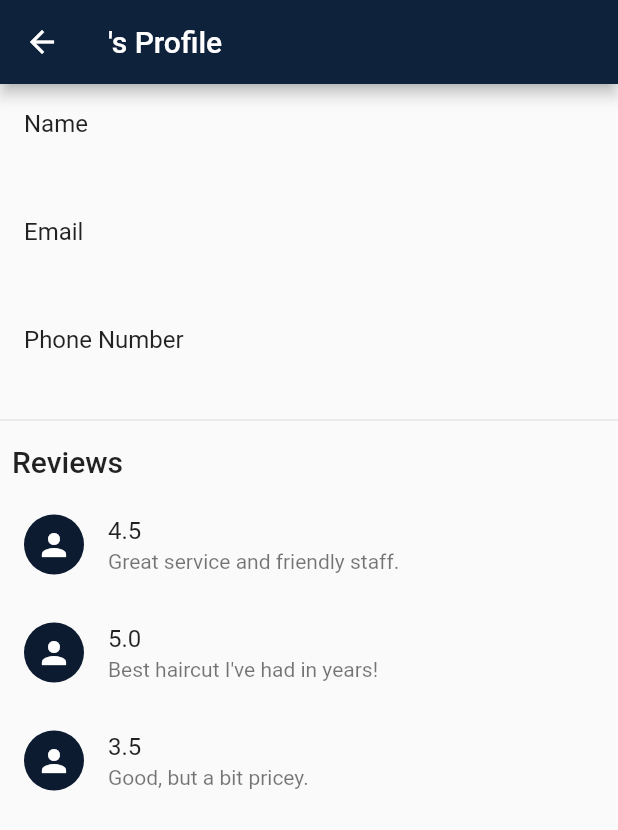
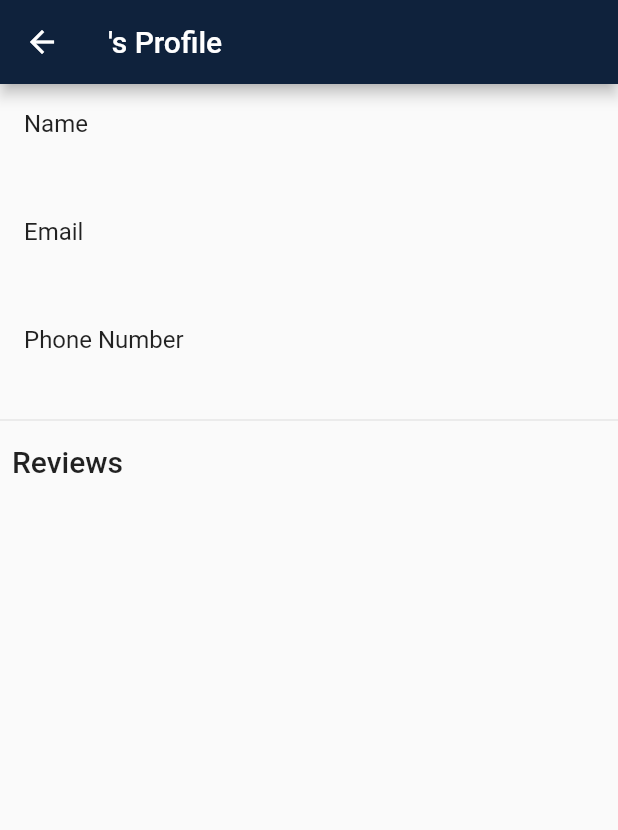
Before and after one commit to CurlyHairsBarbershop/Barbershop_Mobile, a Flutter app: the BarberProfilePage screen opened directly with empty values, on a phone screen of 412 x 824 dp. Shown: the top 830 px of the screen. Run offline on Flutter 3.47's test engine with Material 2 defaults, Android fonts, the phone set to English and light mode, and no system bars; our stand-ins replace shared_preferences; accounts and stored records are empty.

Commit message:
Add view barber info

```diff
--- a/lib/pages/explore_pages/barber_profile_page.dart
+++ b/lib/pages/explore_pages/barber_profile_page.dart
@@ -1,12 +1,6 @@
 import 'package:flutter/material.dart';
 import 'package:curly_hairs/models/barber_model.dart';
-
-class Review {
-  final double rating;
-  final String text;
-
-  Review({required this.rating, required this.text});
-}
+import 'package:curly_hairs/models/review_model.dart';
 
 class BarberProfilePage extends StatefulWidget {
   final Barber barber;
@@ -18,12 +12,12 @@ class BarberProfilePage extends StatefulWidget {
 }
 
 class _BarberProfilePageState extends State<BarberProfilePage> {
-  final List<Review> reviews = [
-    Review(rating: 4.5, text: "Great service and friendly staff."),
-    Review(rating: 5.0, text: "Best haircut I've had in years!"),
-    Review(rating: 3.5, text: "Good, but a bit pricey."),
-    // Add more reviews as needed
-  ];
+  // final List<Review> reviews = [
+  //   Review(rating: 4.5, text: "Great service and friendly staff."),
+  //   Review(rating: 5.0, text: "Best haircut I've had in years!"),
+  //   Review(rating: 3.5, text: "Good, but a bit pricey."),
+  //   // Add more reviews as needed
+  // ];
 
   @override
   Widget build(BuildContext context) {
@@ -54,15 +48,15 @@ class _BarberProfilePageState extends State<BarberProfilePage> {
           ListView.builder(
             physics: NeverScrollableScrollPhysics(), // to prevent inner scroll
             shrinkWrap: true, // necessary for nested ListViews
-            itemCount: reviews.length,
+            itemCount: widget.barber.reviews.length,
             itemBuilder: (context, index) {
-              Review review = reviews[index];
+              Review review = widget.barber.reviews[index];
               return ListTile(
                 leading: CircleAvatar(
                   child: Icon(Icons.person), // Placeholder for commenter image
                 ),
                 title: Text(review.rating.toString()), // Display rating
-                subtitle: Text(review.text), // Display comment
+                subtitle: Text(review.content), // Display comment
               );
             },
           ),
--- a/lib/pages/explore_pages/barbers_page.dart
+++ b/lib/pages/explore_pages/barbers_page.dart
@@ -34,7 +34,7 @@ class BarbersPage extends StatelessWidget {
                     Navigator.push(
                       context,
                       MaterialPageRoute(
-                        builder: (context) => BarberProfilePage(barber: barber),
+                        builder: (context) => BarberProfilePage(barber: barber), // Pass the reviews here
                       ),
                     );
                   },
```
